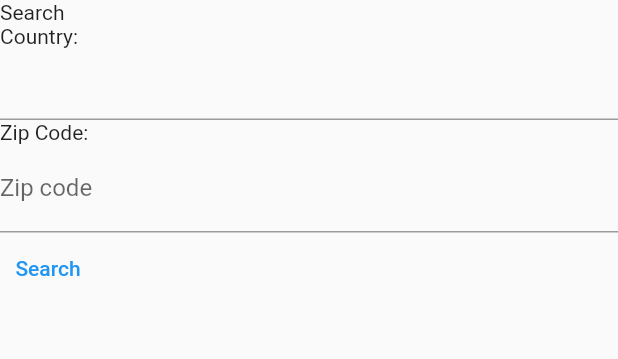
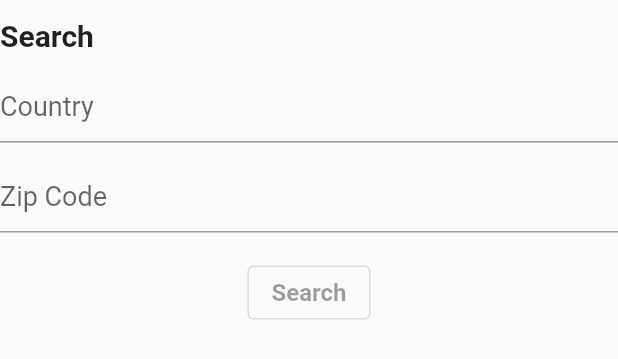
Before and after one commit to javikin/zipper, a Flutter app: the ZipCodeSearchWidget widget shown alone on an empty page, opened directly with empty values, on a phone screen of 412 x 824 dp. Shown: the top 359 px of the screen. Run offline on Flutter 3.47's test engine with Material 2 defaults, Android fonts, the phone set to English and light mode, and no system bars; our stand-ins replace dio, freezed_annotation, get_it, logger, shared_preferences; accounts and stored records are empty; network calls fail.

Commit message:
update zip code search style

```diff
--- /dev/null
+++ b/lib/theme/text_styles.dart
@@ -0,0 +1,34 @@
+import 'package:flutter/material.dart';
+
+class Texts {
+  static const h1 = TextStyle(
+    backgroundColor: Colors.transparent,
+    fontSize: TextSizes.h1,
+    fontWeight: FontWeight.w600,
+  );
+
+  static const p1 = TextStyle(
+    backgroundColor: Colors.transparent,
+    fontSize: TextSizes.p1,
+    fontWeight: FontWeight.normal,
+  );
+
+  static const p2 = TextStyle(
+    backgroundColor: Colors.transparent,
+    fontSize: TextSizes.p2,
+    fontWeight: FontWeight.w500,
+  );
+
+  static const button = TextStyle(
+    backgroundColor: Colors.transparent,
+    fontSize: TextSizes.button,
+    fontWeight: FontWeight.bold,
+  );
+}
+
+class TextSizes {
+  static const double h1 = 20;
+  static const double p1 = 18;
+  static const double p2 = 16;
+  static const double button = 16;
+}
--- a/lib/widgets/zip_code_search_view_model.dart
+++ b/lib/widgets/zip_code_search_view_model.dart
@@ -13,6 +13,7 @@ class ZipCodeSearchViewModel extends BaseViewModel {
   List<CountryView> _countries = [];
 
   List<CountryView> get countries => _countries;
+  bool get isSearchButtonEnable => _countryCode != null && _zipCode != null;
 
   Future<void> initializeWidget() async {
     final countries = await _zipCodeService.getCountries();
@@ -26,19 +27,23 @@ class ZipCodeSearchViewModel extends BaseViewModel {
   }
 
   Future<void> searchZipCodeTapped(Function(ZipCodeInformation zip) onZipCodeChanged) async {
-    if (_countryCode == null) {
-      return;
+    if (isSearchButtonEnable) {
+      final zipCodeInformation = await _zipCodeService.getZipCodeDetails(
+        countryCode: _countryCode!,
+        zipCode: _zipCode!,
+      );
+      logger.d(zipCodeInformation);
+      onZipCodeChanged(zipCodeInformation);
     }
-    if (_zipCode == null) {
-      return;
-    }
-
-    final zipCodeInformation = await _zipCodeService.getZipCodeDetails(countryCode: _countryCode!, zipCode: _zipCode!);
-    logger.d(zipCodeInformation);
-    onZipCodeChanged(zipCodeInformation);
   }
 
-  void onCountryViewSelected(CountryView countryView) => _countryCode = countryView.code;
+  void onCountryViewSelected(CountryView countryView) {
+    _countryCode = countryView.code;
+    notifyListeners();
+  }
 
-  void onZipCodeChange(String value) => _zipCode = value;
+  void onZipCodeChange(String value) {
+    _zipCode = value;
+    notifyListeners();
+  }
 }
--- a/lib/widgets/zip_code_search_widget.dart
+++ b/lib/widgets/zip_code_search_widget.dart
@@ -1,6 +1,7 @@
 import 'package:flutter/material.dart';
 import 'package:zipper/models/data_models.dart';
 import 'package:zipper/models/data_views.dart';
+import 'package:zipper/theme/text_styles.dart';
 import 'package:zipper/utils/base_view.dart';
 import 'package:zipper/widgets/zip_code_search_view_model.dart';
 
@@ -19,11 +20,31 @@ class ZipCodeSearchWidget extends StatelessWidget {
       builder: (context, model, child) => Column(
         crossAxisAlignment: CrossAxisAlignment.start,
         children: [
-          const Text('Search'),
-          const Text('Country:'),
-          Autocomplete<CountryView>(
+          const Padding(
+            padding: EdgeInsets.only(top: 12),
+            child: Text('Search', style: Texts.h1),
+          ),
+          Padding(
+            padding: const EdgeInsets.only(top: 12),
+            child: Autocomplete<CountryView>(
               optionsBuilder: (TextEditingValue textEditingValue) => model.searchCountries(textEditingValue.text),
               onSelected: (CountryView selection) => model.onCountryViewSelected(selection),
+              fieldViewBuilder: (
+                BuildContext context,
+                TextEditingController fieldTextEditingController,
+                FocusNode fieldFocusNode,
+                VoidCallback onFieldSubmitted,
+              ) {
+                return TextFormField(
+                  decoration: const InputDecoration(
+                    border: UnderlineInputBorder(),
+                    hintText: 'Country',
+                  ),
+                  controller: fieldTextEditingController,
+                  focusNode: fieldFocusNode,
+                  style: Texts.p1,
+                );
+              },
               displayStringForOption: (CountryView option) => option.name,
               optionsViewBuilder: (
                 BuildContext context,
@@ -32,17 +53,27 @@ class ZipCodeSearchWidget extends StatelessWidget {
               ) =>
                   _CountryListOptions(onSelected: onSelected, options: options),
             ),
-          const Text('Zip Code:'),
-          TextFormField(
+          ),
+          Padding(
+            padding: const EdgeInsets.only(top: 12),
+            child: TextFormField(
+              style: Texts.p1,
               decoration: const InputDecoration(
                 border: UnderlineInputBorder(),
-              labelText: 'Zip code',
+                hintText: 'Zip Code',
               ),
+              keyboardType: TextInputType.number,
               onChanged: model.onZipCodeChange,
             ),
-          TextButton(
-            onPressed: () => model.searchZipCodeTapped(onZipCodeChanged),
-            child: const Text('Search'),
+          ),
+          Center(
+            child: Padding(
+              padding: const EdgeInsets.only(top: 16),
+              child: OutlinedButton(
+                onPressed: model.isSearchButtonEnable ? () => model.searchZipCodeTapped(onZipCodeChanged) : null,
+                child: const Text('Search', style: Texts.button),
+              ),
+            ),
           )
         ],
       ),
@@ -65,8 +96,6 @@ class _CountryListOptions extends StatelessWidget {
     return Align(
       alignment: Alignment.topLeft,
       child: Material(
-        child: Container(
-          color: Colors.grey,
         child: ListView.builder(
           padding: const EdgeInsets.all(2),
           itemCount: options.length,
@@ -77,7 +106,6 @@ class _CountryListOptions extends StatelessWidget {
               child: _CountryOption(country: option),
             );
           },
-          ),
         ),
       ),
     );
@@ -93,9 +121,7 @@ class _CountryOption extends StatelessWidget {
     return ListTile(
       title: Text(
         '${country.flag}  ${country.name}',
-        style: const TextStyle(
-          color: Colors.white,
-        ),
+        style: Texts.p1,
       ),
     );
   }
```
Lines whose indentation alone changed are shown as unchanged.
